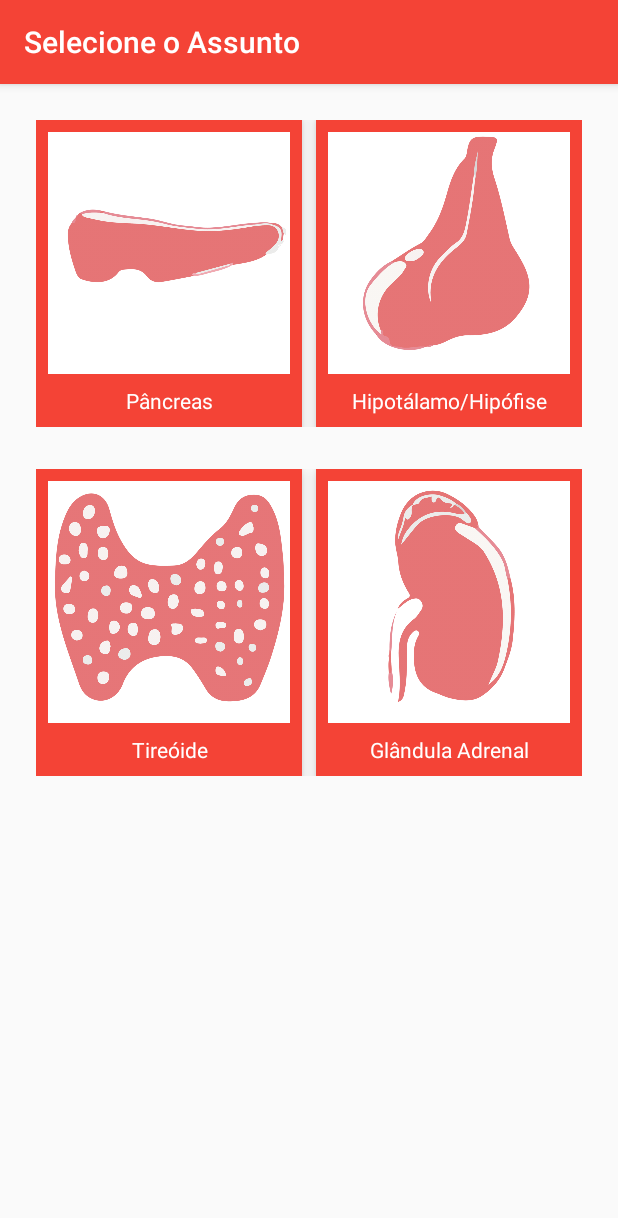
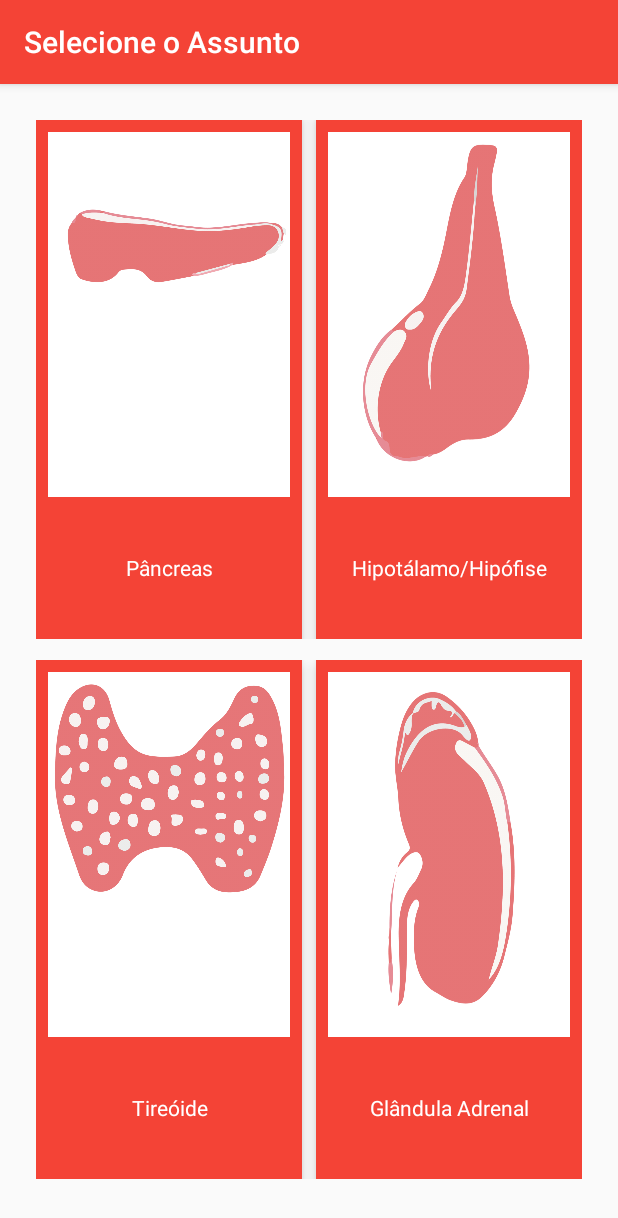
Before and after one commit to anjoshigor/TiPad, an Android app: the screen it shows after launch (MainActivity), on a phone screen of 412 x 824 dp. Shown: the top 1218 px of the screen. Run offline under Robolectric (Android 15) with nearby library versions, the phone set to English and light mode, and no system bars.

Commit message:
Tela principal feita e toasts para debug adicionados

```diff
--- a/app/src/main/java/com/anjoshigor/tipad/MainActivity.java
+++ b/app/src/main/java/com/anjoshigor/tipad/MainActivity.java
@@ -2,15 +2,41 @@ package com.anjoshigor.tipad;
 
 import android.support.v7.app.AppCompatActivity;
 import android.os.Bundle;
+import android.view.View;
+import android.widget.ImageView;
+import android.widget.Toast;
 
 public class MainActivity extends AppCompatActivity {
+
+    Toast toastP, toastH, toastA, toastT;
 
     @Override
     protected void onCreate(Bundle savedInstanceState) {
         super.onCreate(savedInstanceState);
         setContentView(R.layout.activity_main);
         setTitle("Selecione o Assunto");
+
+        toastP = Toast.makeText(getApplicationContext(), "BUTAO Pancreas", Toast.LENGTH_LONG);
+        toastH = Toast.makeText(getApplicationContext(), "BUTAO Hipotálamo", Toast.LENGTH_LONG);
+        toastT = Toast.makeText(getApplicationContext(), "BUTAO Tireoide", Toast.LENGTH_LONG);
+        toastA = Toast.makeText(getApplicationContext(), "BUTAO Adrenal", Toast.LENGTH_LONG);
+
     }
 
+    public void callPancreasView(View v) {
+        toastP.show();
+    }
+
+    public void callHipotView(View v) {
+        toastH.show();
+    }
+
+    public void callTireoideView(View v) {
+        toastT.show();
+    }
+
+    public void callAdrenalView(View v) {
+        toastA.show();
+    }
 
 }
--- a/app/src/main/res/layout/activity_main.xml
+++ b/app/src/main/res/layout/activity_main.xml
@@ -9,136 +9,151 @@
 
     <LinearLayout
         android:layout_width="match_parent"
-        android:layout_height="wrap_content"
-        android:orientation="horizontal"
-        android:layout_marginBottom="14dp">
+        android:layout_height="0dp"
+        android:layout_marginBottom="14dp"
+        android:layout_weight="1"
+        android:orientation="horizontal">
 
         <LinearLayout
             android:layout_width="0dp"
+            android:layout_height="match_parent"
+            android:layout_marginRight="4dp"
             android:layout_weight="1"
-            android:layout_height="wrap_content"
+            android:background="@drawable/background_border"
+            android:elevation="6dp"
+            android:onClick="callPancreasView"
             android:orientation="vertical"
-            android:paddingRight="4dp"
             android:paddingLeft="4dp"
-            android:elevation="6dp"
-            android:layout_marginRight="4dp"
-            android:background="@drawable/background_border">
+            android:paddingRight="4dp">
 
             <ImageView
                 android:layout_width="match_parent"
-                    android:layout_height="wrap_content"
+                android:layout_height="0dp"
+                android:layout_weight="4"
                 android:adjustViewBounds="true"
                 android:scaleType="fitStart"
                 android:src="@drawable/rsz_pancreas_02" />
 
             <TextView
                 android:layout_width="match_parent"
-                    android:layout_height="wrap_content"
-                    android:textColor="@color/icons"
+                android:layout_height="0dp"
+                android:layout_weight="1.5"
                 android:background="@color/primary"
+                android:gravity="center"
+                android:padding="8dp"
                 android:text="Pâncreas"
-                    android:padding="8dp"
-                    android:gravity="center"/>
+                android:textColor="@color/icons" />
 
         </LinearLayout>
 
 
         <LinearLayout
             android:layout_width="0dp"
+            android:layout_height="match_parent"
+            android:layout_marginLeft="5dp"
             android:layout_weight="1"
-            android:layout_height="wrap_content"
-            android:layout_marginLeft="5dp"
+            android:background="@drawable/background_border"
+            android:elevation="6dp"
+            android:onClick="callHipotView"
             android:orientation="vertical"
-            android:paddingRight="4dp"
             android:paddingLeft="4dp"
-            android:elevation="6dp"
-            android:background="@drawable/background_border">
+            android:paddingRight="4dp">
 
             <ImageView
                 android:layout_width="match_parent"
-                android:layout_height="wrap_content"
+                android:layout_height="0dp"
+                android:layout_weight="4"
+                android:adjustViewBounds="true"
                 android:scaleType="fitXY"
-                android:adjustViewBounds="true"
                 android:src="@drawable/rsz_hipofise_02" />
 
             <TextView
                 android:layout_width="match_parent"
-                android:layout_height="wrap_content"
-                android:textColor="@color/icons"
+                android:layout_height="0dp"
+                android:layout_weight="1.5"
                 android:background="@color/primary"
+                android:gravity="center"
+                android:padding="8dp"
                 android:text="Hipotálamo/Hipófise"
-                android:padding="8dp"
-                android:gravity="center"/>
+                android:textColor="@color/icons" />
 
         </LinearLayout>
 
     </LinearLayout>
 
     <LinearLayout
-        android:layout_marginTop="14dp"
         android:layout_width="match_parent"
-        android:layout_height="wrap_content"
+        android:layout_height="0dp"
+        android:layout_marginBottom="14dp"
+        android:layout_weight="1"
         android:orientation="horizontal">
 
         <LinearLayout
             android:layout_width="0dp"
+            android:layout_height="match_parent"
+            android:layout_marginRight="4dp"
             android:layout_weight="1"
-            android:layout_height="wrap_content"
+            android:background="@drawable/background_border"
+            android:elevation="6dp"
+            android:onClick="callTireoideView"
             android:orientation="vertical"
-            android:paddingRight="4dp"
             android:paddingLeft="4dp"
-            android:elevation="6dp"
-            android:layout_marginRight="4dp"
-            android:background="@drawable/background_border">
+            android:paddingRight="4dp">
 
             <ImageView
                 android:layout_width="match_parent"
-                android:layout_height="wrap_content"
+                android:layout_height="0dp"
+                android:layout_weight="4"
                 android:adjustViewBounds="true"
-                android:scaleType="fitXY"
+                android:scaleType="fitStart"
                 android:src="@drawable/rsz_tireoide_02" />
 
             <TextView
                 android:layout_width="match_parent"
-                android:layout_height="wrap_content"
-                android:textColor="@color/icons"
+                android:layout_height="0dp"
+                android:layout_weight="1.5"
                 android:background="@color/primary"
+                android:gravity="center"
+                android:padding="8dp"
                 android:text="Tireóide"
-                android:padding="8dp"
-                android:gravity="center"/>
+                android:textColor="@color/icons" />
 
         </LinearLayout>
 
 
         <LinearLayout
             android:layout_width="0dp"
+            android:layout_height="match_parent"
+            android:layout_marginLeft="5dp"
             android:layout_weight="1"
-            android:layout_height="wrap_content"
-            android:layout_marginLeft="5dp"
+            android:background="@drawable/background_border"
+            android:elevation="6dp"
+            android:onClick="callAdrenalView"
             android:orientation="vertical"
-            android:elevation="6dp"
-            android:paddingRight="4dp"
             android:paddingLeft="4dp"
-            android:background="@drawable/background_border">
+            android:paddingRight="4dp">
 
             <ImageView
                 android:layout_width="match_parent"
-                android:layout_height="wrap_content"
+                android:layout_height="0dp"
+                android:layout_weight="4"
+                android:adjustViewBounds="true"
                 android:scaleType="fitXY"
-                android:adjustViewBounds="true"
                 android:src="@drawable/rsz_adrenal_02" />
 
             <TextView
                 android:layout_width="match_parent"
-                android:layout_height="wrap_content"
-                android:textColor="@color/icons"
+                android:layout_height="0dp"
+                android:layout_weight="1.5"
                 android:background="@color/primary"
+                android:gravity="center"
+                android:padding="8dp"
                 android:text="Glândula Adrenal"
-                android:padding="8dp"
-                android:gravity="center"/>
+                android:textColor="@color/icons" />
 
         </LinearLayout>
 
     </LinearLayout>
 
+
 </LinearLayout>
```
Lines whose indentation alone changed are shown as unchanged.
